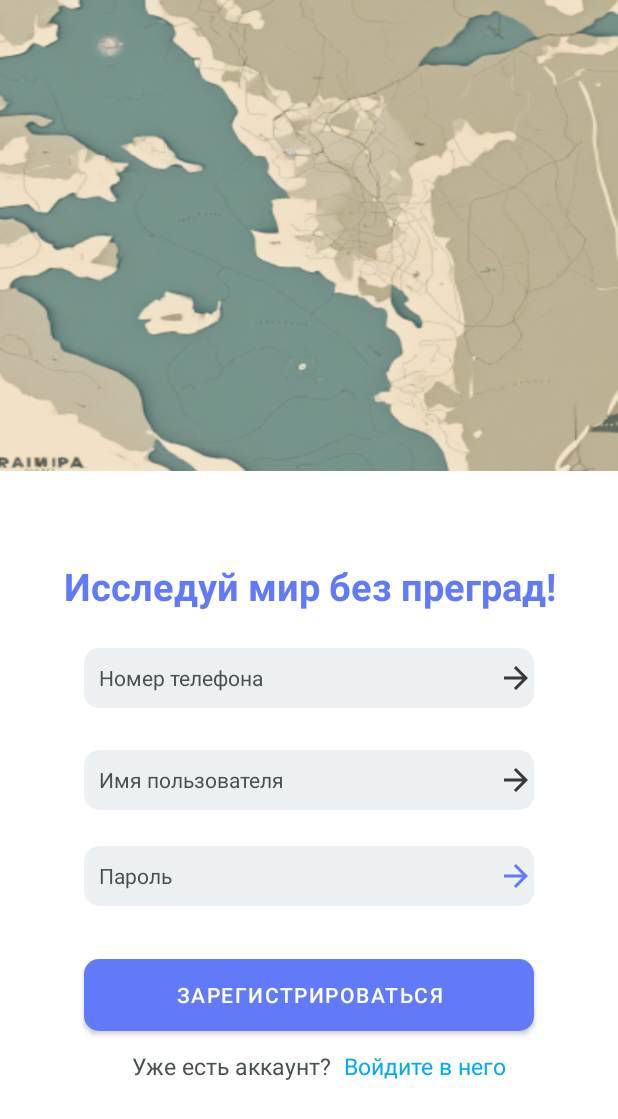
After one commit to th3caucasian/FogOfWar, an Android app: the layout activity_registraition.xml on its own in the app's theme, with its tools: preview values and no code run, on a phone screen of 412 x 824 dp. The commit adds this screen. Shown: the top 1119 px of the screen. Run offline under Robolectric (Android 15) with nearby library versions, the phone set to English and light mode, and no system bars; network calls fail.

Commit message:
Добавил активити регистрации

```diff
--- a/app/src/main/java/com/example/fogofwar/activities/bottom_nav_activity/fragments/maps/FragmentMaps.kt
+++ b/app/src/main/java/com/example/fogofwar/activities/bottom_nav_activity/fragments/maps/FragmentMaps.kt
@@ -116,7 +116,6 @@ class FragmentMaps : Fragment(), MapListener {
         mapView.overlays.add(myLocationOverlay)
         mapView.visibility = View.VISIBLE
         mapViewMarkers.visibility = View.INVISIBLE
-        mapViewMarkers.onPause()
         return root
     }
 
@@ -142,7 +141,6 @@ class FragmentMaps : Fragment(), MapListener {
 
         currentIcon = BitmapFactory.decodeResource(resources, R.drawable.location_arrow_2)         // Если использовать эту переменную - иконка не отображается (видимо дело в размере)
         scaledIcon = Bitmap.createScaledBitmap(currentIcon, 100, 100, true)  // Если использовать эту - то всё отлично работает
-
     }
 
 
@@ -181,7 +179,6 @@ class FragmentMaps : Fragment(), MapListener {
 
         currentIcon = BitmapFactory.decodeResource(resources, R.drawable.location_arrow_2)         // Если использовать эту переменную - иконка не отображается (видимо дело в размере)
         scaledIcon = Bitmap.createScaledBitmap(currentIcon, 100, 100, true)  // Если использовать эту - то всё отлично работает
-
     }
 
 
@@ -211,6 +208,7 @@ class FragmentMaps : Fragment(), MapListener {
     }
 
 
+    // Функция обновления поворота иконки (стрелки пользователя)
     private fun updateIconRotation(inAzimuth: Float) {
         val rotMatrix = Matrix()
         rotMatrix.postRotate(inAzimuth, scaledIcon.width / 2F, scaledIcon.height / 2F)
@@ -364,10 +362,6 @@ class FragmentMaps : Fragment(), MapListener {
     }
 
 
-    // Функция обновления поворота иконки (стрелки пользователя)
-
-
-    // TODO: МАРКЕРЫ СТАВЯТСЯ В ДВОЙНОМ ЭКЗЕМПЛЯРЕ - ПОЧЕМУ???
     private fun addMarker(geoPoint: GeoPoint, description: String?, markerId: Long?) {
         val marker = Marker(mapViewMarkers).apply {
             position = geoPoint
@@ -450,16 +444,6 @@ class FragmentMaps : Fragment(), MapListener {
         mapViewMarkers.invalidate()
     }
 
-    private fun setDialogButtonsListeners(markerId: Any?) {
-        val groupNameView = bindingAlertDialog.groupName
-        val descriptionView = bindingAlertDialog.description
-        val buttonMarkerToGroup = bindingAlertDialog.buttonMarkerToGroup
-        val buttonDeleteMarkerFromGroup = bindingAlertDialog.buttonDeleteMarkerFromGroup
-        val buttonDeleteMarker = bindingAlertDialog.buttonDeleteMarker
-
-        val groupName: String
-
-    }
 
     private fun deleteMarker(marker: Marker) {
         try {
@@ -484,26 +468,4 @@ class FragmentMaps : Fragment(), MapListener {
         return false
     }
 
-
-    override fun onResume() {
-        super.onResume()
-//        when (activeMapFog) {
-//            true -> {
-//                mapView.overlays.add(myLocationOverlay)
-//                mapView.visibility = View.VISIBLE
-//                mapViewMarkers.visibility = View.INVISIBLE
-//                mapViewMarkers.onPause()
-//            }
-//
-//            false -> {
-//                mapViewMarkers.overlays.add(myLocationOverlay)
-//                mapView.visibility = View.INVISIBLE
-//                mapViewMarkers.visibility = View.VISIBLE
-//                mapViewMarkers.onResume()
-//            }
-//
-//        }
-    }
-
-
 }
--- /dev/null
+++ b/app/src/main/java/com/example/fogofwar/activities/registration_activity/RegistraitionActivity.kt
@@ -0,0 +1,13 @@
+package com.example.fogofwar.activities.registration_activity
+
+import android.os.Bundle
+import androidx.appcompat.app.AppCompatActivity
+import com.example.fogofwar.R
+
+class RegistraitionActivity : AppCompatActivity() {
+    override fun onCreate(savedInstanceState: Bundle?) {
+        super.onCreate(savedInstanceState)
+        setContentView(R.layout.activity_registraition)
+
+    }
+}
--- /dev/null
+++ b/app/src/main/res/drawable/button_register_background.xml
@@ -0,0 +1,8 @@
+<?xml version="1.0" encoding="utf-8"?>
+<shape android:shape="rectangle"
+    xmlns:android="http://schemas.android.com/apk/res/android">
+
+    <solid android:color="@color/blue"/>
+    <corners android:radius="10dp"/>
+
+</shape>
--- /dev/null
+++ b/app/src/main/res/drawable/custom_arrow_icon.xml
@@ -0,0 +1,10 @@
+<?xml version="1.0" encoding="utf-8"?>
+<selector xmlns:android="http://schemas.android.com/apk/res/android">
+
+    <item android:state_focused="true"
+        android:drawable="@drawable/right_arrow_focused"/>
+
+    <item android:state_focused="false"
+        android:drawable="@drawable/right_arrow"/>
+
+</selector>
--- /dev/null
+++ b/app/src/main/res/drawable/edit_text_background.xml
@@ -0,0 +1,18 @@
+<?xml version="1.0" encoding="utf-8"?>
+<selector xmlns:android="http://schemas.android.com/apk/res/android">
+
+    <item android:state_enabled="true" android:state_focused="true">
+        <shape android:shape="rectangle">
+            <solid android:color="@color/snow_white"/>
+            <corners android:radius="10dp"/>
+        </shape>
+    </item>
+
+    <item android:state_enabled="true">
+        <shape android:shape="rectangle">
+            <solid android:color="@color/snow_white"/>
+            <corners android:radius="10dp"/>
+        </shape>
+    </item>
+
+</selector>
--- /dev/null
+++ b/app/src/main/res/drawable/right_arrow.xml
@@ -0,0 +1,5 @@
+<vector xmlns:android="http://schemas.android.com/apk/res/android" android:autoMirrored="true" android:height="24dp" android:tint="#383838" android:viewportHeight="24" android:viewportWidth="24" android:width="24dp">
+
+    <path android:fillColor="@android:color/white" android:pathData="M12,4l-1.41,1.41L16.17,11H4v2h12.17l-5.58,5.59L12,20l8,-8z"/>
+
+</vector>
--- /dev/null
+++ b/app/src/main/res/drawable/right_arrow_focused.xml
@@ -0,0 +1,5 @@
+<vector xmlns:android="http://schemas.android.com/apk/res/android" android:autoMirrored="true" android:height="24dp" android:tint="#617AFA" android:viewportHeight="24" android:viewportWidth="24" android:width="24dp">
+
+    <path android:fillColor="@android:color/white" android:pathData="M12,4l-1.41,1.41L16.17,11H4v2h12.17l-5.58,5.59L12,20l8,-8z"/>
+
+</vector>
--- /dev/null
+++ b/app/src/main/res/layout/activity_registraition.xml
@@ -0,0 +1,133 @@
+<?xml version="1.0" encoding="utf-8"?>
+<androidx.constraintlayout.widget.ConstraintLayout xmlns:android="http://schemas.android.com/apk/res/android"
+    xmlns:app="http://schemas.android.com/apk/res-auto"
+    xmlns:tools="http://schemas.android.com/tools"
+    android:id="@+id/main"
+    android:layout_width="match_parent"
+    android:layout_height="match_parent"
+    android:background="@color/white"
+    tools:context=".activities.registration_activity.RegistraitionActivity">
+
+
+    <ImageView
+        android:layout_width="473dp"
+        android:layout_height="314dp"
+        android:scaleType="fitXY"
+        android:src="@drawable/reg_photo"
+        app:layout_constraintEnd_toEndOf="parent"
+        app:layout_constraintHorizontal_bias="0.491"
+        app:layout_constraintStart_toStartOf="parent"
+        app:layout_constraintTop_toTopOf="parent" />
+
+    <TextView
+        android:layout_width="wrap_content"
+        android:layout_height="wrap_content"
+        android:text="Исследуй мир без преград!"
+        android:textColor="@color/blue"
+        android:textSize="25sp"
+        android:textStyle="bold"
+        app:layout_constraintBottom_toBottomOf="parent"
+        app:layout_constraintEnd_toEndOf="parent"
+        app:layout_constraintHorizontal_bias="0.505"
+        app:layout_constraintStart_toStartOf="parent"
+        app:layout_constraintTop_toTopOf="parent"
+        app:layout_constraintVertical_bias="0.473" />
+
+    <EditText
+        android:id="@+id/password"
+        android:layout_width="300dp"
+        android:layout_height="40dp"
+        android:background="@drawable/edit_text_background"
+        android:drawableEnd="@drawable/custom_arrow_icon"
+        android:ems="10"
+        android:hint="Пароль"
+        android:inputType="textPassword"
+        android:paddingStart="10dp"
+        android:textColor="@color/black"
+        android:textColorHint="@color/grey"
+        android:textSize="14sp"
+        app:layout_constraintBottom_toBottomOf="parent"
+        app:layout_constraintEnd_toEndOf="parent"
+        app:layout_constraintStart_toStartOf="parent"
+        app:layout_constraintTop_toTopOf="parent"
+        app:layout_constraintVertical_bias="0.719" />
+
+    <EditText
+        android:id="@+id/phoneNumber"
+        android:layout_width="300dp"
+        android:layout_height="40dp"
+        android:background="@drawable/edit_text_background"
+        android:drawableEnd="@drawable/custom_arrow_icon"
+        android:ems="10"
+        android:hint="Номер телефона"
+        android:inputType="numberSigned"
+        android:paddingStart="10dp"
+        android:textColor="@color/black"
+        android:textColorHint="@color/grey"
+        android:textSize="14sp"
+        app:layout_constraintBottom_toBottomOf="parent"
+        app:layout_constraintEnd_toEndOf="parent"
+        app:layout_constraintStart_toStartOf="parent"
+        app:layout_constraintTop_toTopOf="parent"
+        app:layout_constraintVertical_bias="0.551" />
+
+    <EditText
+        android:id="@+id/login"
+        android:layout_width="300dp"
+        android:layout_height="40dp"
+        android:background="@drawable/edit_text_background"
+        android:drawableEnd="@drawable/custom_arrow_icon"
+        android:ems="10"
+        android:hint="Имя пользователя"
+        android:inputType="text"
+        android:paddingStart="10dp"
+        android:textColor="@color/black"
+        android:textColorHint="@color/grey"
+        android:textSize="14sp"
+        app:layout_constraintBottom_toBottomOf="parent"
+        app:layout_constraintEnd_toEndOf="parent"
+        app:layout_constraintStart_toStartOf="parent"
+        app:layout_constraintTop_toTopOf="parent"
+        app:layout_constraintVertical_bias="0.638" />
+
+    <Button
+        style="@style/RegisterButtonStyle"
+        android:layout_width="300dp"
+        android:layout_height="wrap_content"
+        android:background="@drawable/button_register_background"
+        android:text="Зарегистрироваться"
+        app:layout_constraintBottom_toBottomOf="parent"
+        app:layout_constraintEnd_toEndOf="parent"
+        app:layout_constraintStart_toStartOf="parent"
+        app:layout_constraintTop_toTopOf="parent"
+        app:layout_constraintVertical_bias="0.824" />
+
+    <TextView
+        android:id="@+id/toLogin"
+        android:layout_width="wrap_content"
+        android:layout_height="wrap_content"
+        android:text="Войдите в него"
+        android:textColor="@color/teal1"
+        android:textSize="15sp"
+        app:layout_constraintBottom_toBottomOf="parent"
+        app:layout_constraintEnd_toEndOf="parent"
+        app:layout_constraintHorizontal_bias="0.102"
+        app:layout_constraintStart_toEndOf="@+id/textView2"
+        app:layout_constraintTop_toTopOf="parent"
+        app:layout_constraintVertical_bias="0.872" />
+
+    <TextView
+        android:id="@+id/textView2"
+        android:layout_width="wrap_content"
+        android:layout_height="wrap_content"
+        android:text="Уже есть аккаунт?"
+        android:textColor="@color/grey"
+        android:textSize="15sp"
+        app:layout_constraintBottom_toBottomOf="parent"
+        app:layout_constraintEnd_toEndOf="parent"
+        app:layout_constraintHorizontal_bias="0.314"
+        app:layout_constraintStart_toStartOf="parent"
+        app:layout_constraintTop_toTopOf="parent"
+        app:layout_constraintVertical_bias="0.872" />
+
+</androidx.constraintlayout.widget.ConstraintLayout>
--- a/app/src/main/res/layout/fragment_maps.xml
+++ b/app/src/main/res/layout/fragment_maps.xml
@@ -47,7 +47,7 @@
         android:id="@+id/buttonToTaganrog"
         android:layout_width="wrap_content"
         android:layout_height="wrap_content"
-        android:text="To Taganrog"
+        android:text="К Таганрогу"
         app:layout_constraintBottom_toBottomOf="parent"
         app:layout_constraintEnd_toEndOf="parent"
         app:layout_constraintHorizontal_bias="0.891"
@@ -59,7 +59,7 @@
         android:id="@+id/buttonMyLocation"
         android:layout_width="wrap_content"
         android:layout_height="wrap_content"
-        android:text="To my location"
+        android:text="К моей локации"
         app:layout_constraintBottom_toBottomOf="parent"
         app:layout_constraintEnd_toEndOf="parent"
         app:layout_constraintHorizontal_bias="0.113"
@@ -71,7 +71,7 @@
         android:id="@+id/button"
         android:layout_width="wrap_content"
         android:layout_height="wrap_content"
-        android:text="Button"
+        android:text="Сменить карту"
         app:layout_constraintBottom_toBottomOf="parent"
         app:layout_constraintEnd_toEndOf="parent"
         app:layout_constraintHorizontal_bias="0.498"
--- a/app/src/main/res/values/colors.xml
+++ b/app/src/main/res/values/colors.xml
@@ -12,4 +12,6 @@
     <color name="beige">#EFCEAD</color>
     <color name="half_transp">#80000000</color>
     <color name="red">#A81414</color>
+    <color name="snow_white">#EDF0F2</color>
+    <color name="blue">#617AFA</color>
 </resources>
--- /dev/null
+++ b/app/src/main/res/values/styles.xml
@@ -0,0 +1,9 @@
+<?xml version="1.0" encoding="utf-8"?>
+<resources>
+    <style name="RegisterButtonStyle" parent="Widget.AppCompat.Button">
+        <item name="android:background">@drawable/button_register_background</item>
+        <item name="backgroundTint">@color/blue</item>
+        <item name="android:letterSpacing">0.07</item>
+        <item name="android:textColor">@color/white</item>
+    </style>
+</resources>
--- a/app/src/main/res/values/themes.xml
+++ b/app/src/main/res/values/themes.xml
@@ -5,7 +5,6 @@
         <!-- <item name="colorPrimary">@color/my_light_primary</item> -->
         <item name="bottomNavigationStyle">@style/Widget.MaterialComponents.BottomNavigationView</item>
 
-
     </style>
 
     <style name="FogOfWar" parent="Theme.FogOfWar" />
```
Also changed, not shown: app/src/main/AndroidManifest.xml (+7 -1 lines), app/src/main/res/drawable/reg_photo.png (added).
